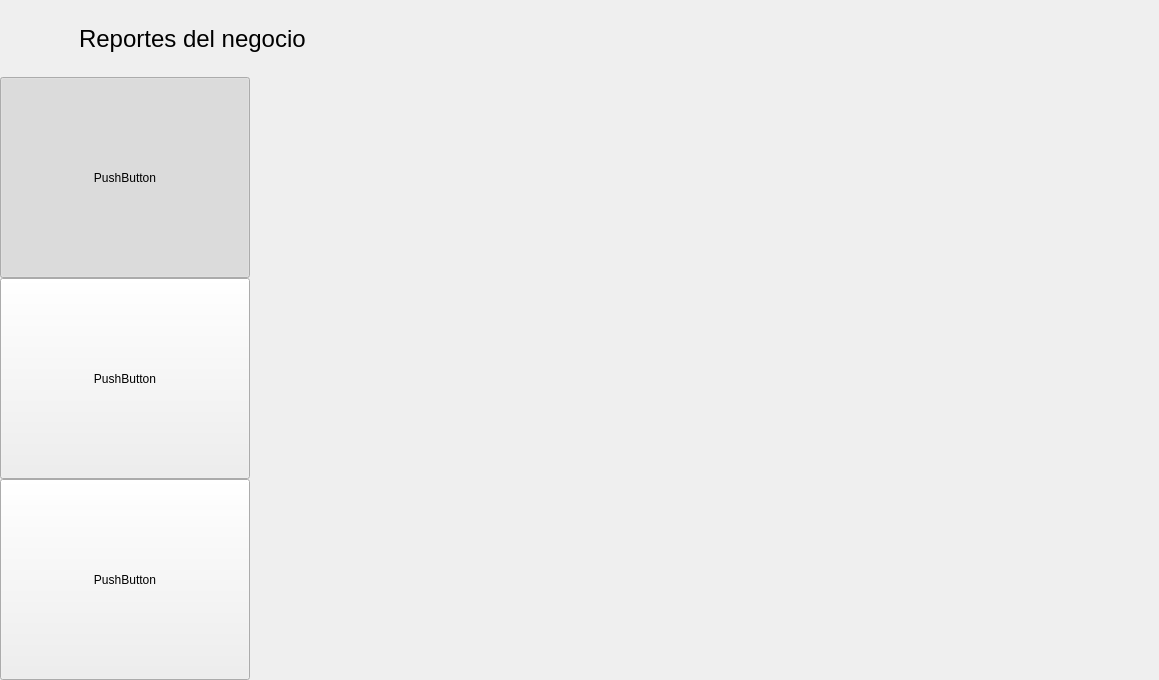
ivanperez-7/printpos, file ui/Ui_Reportes.ui: the form before one commit.
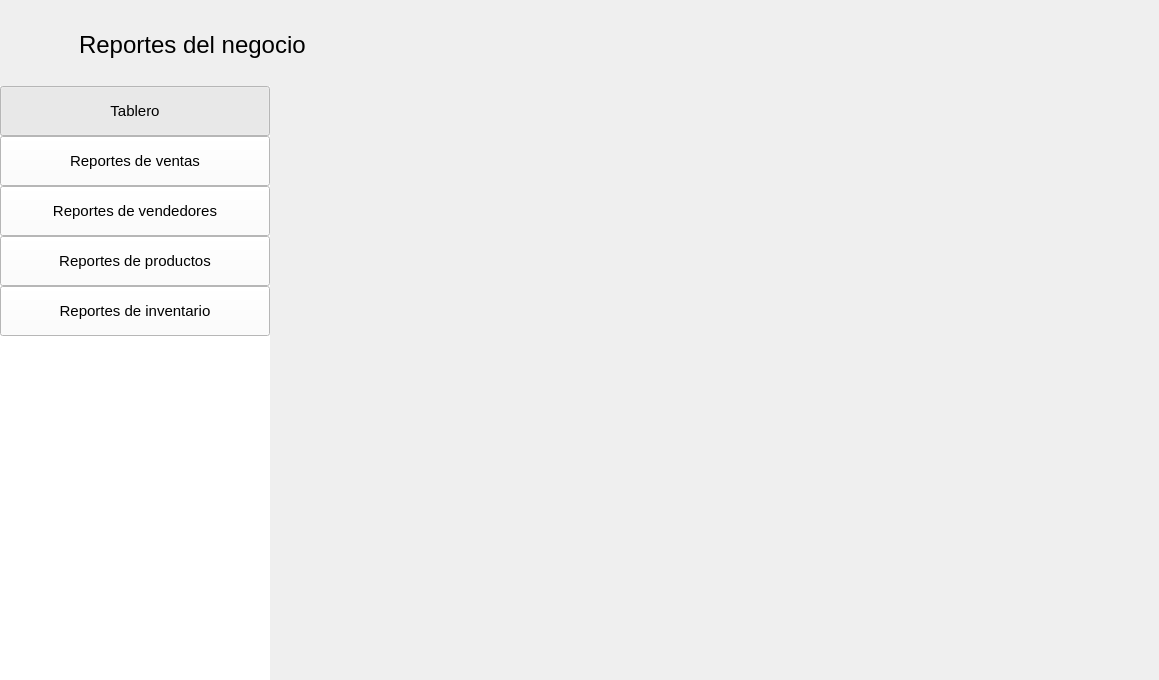
The form after the commit. Icons and pictures are not drawn.

Commit message: wip: módulo reportes

Diff of the .ui file:
```diff
--- a/ui/Ui_Reportes.ui
+++ b/ui/Ui_Reportes.ui
@@ -33,23 +33,236 @@
    <property name="styleSheet">
     <string notr="true"/>
    </property>
-   <layout class="QVBoxLayout" name="verticalLayout">
-    <property name="spacing">
-     <number>0</number>
-    </property>
+   <layout class="QGridLayout" name="gridLayout">
     <property name="leftMargin">
      <number>0</number>
     </property>
-    <property name="topMargin">
-     <number>0</number>
-    </property>
     <property name="rightMargin">
      <number>0</number>
     </property>
     <property name="bottomMargin">
      <number>0</number>
     </property>
-    <item alignment="Qt::AlignLeft">
+    <property name="horizontalSpacing">
+     <number>0</number>
+    </property>
+    <item row="1" column="0">
+     <widget class="QFrame" name="frame_4">
+      <property name="minimumSize">
+       <size>
+        <width>270</width>
+        <height>591</height>
+       </size>
+      </property>
+      <property name="styleSheet">
+       <string notr="true">background-color: rgb(255, 255, 255);</string>
+      </property>
+      <layout class="QVBoxLayout" name="verticalLayout">
+       <property name="spacing">
+        <number>0</number>
+       </property>
+       <property name="leftMargin">
+        <number>0</number>
+       </property>
+       <property name="topMargin">
+        <number>0</number>
+       </property>
+       <property name="rightMargin">
+        <number>0</number>
+       </property>
+       <property name="bottomMargin">
+        <number>0</number>
+       </property>
+       <item alignment="Qt::AlignTop">
+        <widget class="QFrame" name="frame_3">
+         <property name="styleSheet">
+          <string notr="true">QFrame { border: none; }</string>
+         </property>
+         <layout class="QVBoxLayout" name="verticalLayout_2">
+          <property name="spacing">
+           <number>0</number>
+          </property>
+          <property name="leftMargin">
+           <number>0</number>
+          </property>
+          <property name="topMargin">
+           <number>0</number>
+          </property>
+          <property name="rightMargin">
+           <number>0</number>
+          </property>
+          <property name="bottomMargin">
+           <number>0</number>
+          </property>
+          <item>
+           <widget class="QPushButton" name="btVentas">
+            <property name="sizePolicy">
+             <sizepolicy hsizetype="Minimum" vsizetype="Expanding">
+              <horstretch>0</horstretch>
+              <verstretch>0</verstretch>
+             </sizepolicy>
+            </property>
+            <property name="minimumSize">
+             <size>
+              <width>250</width>
+              <height>50</height>
+             </size>
+            </property>
+            <property name="font">
+             <font>
+              <pointsize>11</pointsize>
+             </font>
+            </property>
+            <property name="text">
+             <string>Tablero</string>
+            </property>
+            <property name="checkable">
+             <bool>true</bool>
+            </property>
+            <property name="checked">
+             <bool>true</bool>
+            </property>
+            <property name="autoExclusive">
+             <bool>true</bool>
+            </property>
+           </widget>
+          </item>
+          <item>
+           <widget class="QPushButton" name="pushButton_2">
+            <property name="sizePolicy">
+             <sizepolicy hsizetype="Minimum" vsizetype="Expanding">
+              <horstretch>0</horstretch>
+              <verstretch>0</verstretch>
+             </sizepolicy>
+            </property>
+            <property name="minimumSize">
+             <size>
+              <width>0</width>
+              <height>50</height>
+             </size>
+            </property>
+            <property name="font">
+             <font>
+              <pointsize>11</pointsize>
+             </font>
+            </property>
+            <property name="text">
+             <string>Reportes de ventas</string>
+            </property>
+            <property name="checkable">
+             <bool>true</bool>
+            </property>
+            <property name="autoExclusive">
+             <bool>true</bool>
+            </property>
+           </widget>
+          </item>
+          <item>
+           <widget class="QPushButton" name="pushButton_5">
+            <property name="sizePolicy">
+             <sizepolicy hsizetype="Minimum" vsizetype="Expanding">
+              <horstretch>0</horstretch>
+              <verstretch>0</verstretch>
+             </sizepolicy>
+            </property>
+            <property name="minimumSize">
+             <size>
+              <width>0</width>
+              <height>50</height>
+             </size>
+            </property>
+            <property name="font">
+             <font>
+              <pointsize>11</pointsize>
+             </font>
+            </property>
+            <property name="text">
+             <string>Reportes de vendedores</string>
+            </property>
+            <property name="checkable">
+             <bool>true</bool>
+            </property>
+            <property name="autoExclusive">
+             <bool>true</bool>
+            </property>
+           </widget>
+          </item>
+          <item>
+           <widget class="QPushButton" name="pushButton_3">
+            <property name="sizePolicy">
+             <sizepolicy hsizetype="Minimum" vsizetype="Expanding">
+              <horstretch>0</horstretch>
+              <verstretch>0</verstretch>
+             </sizepolicy>
+            </property>
+            <property name="minimumSize">
+             <size>
+              <width>0</width>
+              <height>50</height>
+             </size>
+            </property>
+            <property name="font">
+             <font>
+              <pointsize>11</pointsize>
+             </font>
+            </property>
+            <property name="text">
+             <string>Reportes de productos</string>
+            </property>
+            <property name="checkable">
+             <bool>true</bool>
+            </property>
+            <property name="autoExclusive">
+             <bool>true</bool>
+            </property>
+           </widget>
+          </item>
+          <item>
+           <widget class="QPushButton" name="pushButton_4">
+            <property name="sizePolicy">
+             <sizepolicy hsizetype="Minimum" vsizetype="Expanding">
+              <horstretch>0</horstretch>
+              <verstretch>0</verstretch>
+             </sizepolicy>
+            </property>
+            <property name="minimumSize">
+             <size>
+              <width>0</width>
+              <height>50</height>
+             </size>
+            </property>
+            <property name="font">
+             <font>
+              <pointsize>11</pointsize>
+             </font>
+            </property>
+            <property name="text">
+             <string>Reportes de inventario</string>
+            </property>
+            <property name="checkable">
+             <bool>true</bool>
+            </property>
+            <property name="autoExclusive">
+             <bool>true</bool>
+            </property>
+           </widget>
+          </item>
+         </layout>
+        </widget>
+       </item>
+      </layout>
+     </widget>
+    </item>
+    <item row="1" column="1">
+     <widget class="QStackedWidget" name="stackedWidget">
+      <property name="currentIndex">
+       <number>0</number>
+      </property>
+      <widget class="QWidget" name="page"/>
+      <widget class="QWidget" name="page_2"/>
+     </widget>
+    </item>
+    <item row="0" column="0" colspan="2" alignment="Qt::AlignLeft">
      <widget class="QFrame" name="frame">
       <property name="minimumSize">
        <size>
@@ -66,38 +279,49 @@
       <property name="frameShadow">
        <enum>QFrame::Raised</enum>
       </property>
-      <layout class="QHBoxLayout" name="horizontalLayout_2">
+      <layout class="QHBoxLayout" name="horizontalLayout">
        <property name="spacing">
         <number>20</number>
        </property>
        <property name="leftMargin">
-        <number>18</number>
+        <number>27</number>
        </property>
-       <property name="topMargin">
-        <number>18</number>
-       </property>
-       <property name="bottomMargin">
+       <property name="rightMargin">
         <number>18</number>
        </property>
        <item>
-        <widget class="QLabel" name="lbRegresar">
-         <property name="minimumSize">
-          <size>
-           <width>41</width>
-           <height>41</height>
-          </size>
-         </property>
+        <widget class="QPushButton" name="btRegresar">
          <property name="cursor">
           <cursorShape>PointingHandCursor</cursorShape>
          </property>
-         <property name="toolTip">
-          <string>Regresar al menú de inicio</string>
-         </property>
          <property name="styleSheet">
-          <string notr="true">image: url(:/img/resources/images/leftarrow.png);</string>
+          <string notr="true">QPushButton {
+        background-color: transparent;
+        border: none;
+        padding: 0px;
+    }
+    QPushButton:hover {
+        background-color: rgba(255, 255, 255, 0);
+    }
+    QPushButton:pressed {
+        background-color: rgba(255, 255, 255, 0);
+    }</string>
          </property>
          <property name="text">
-          <string/>
+          <string notr="true"/>
+         </property>
+         <property name="icon">
+          <iconset resource="../resources.qrc">
+           <normaloff>:/img/resources/images/leftarrow.png</normaloff>:/img/resources/images/leftarrow.png</iconset>
+         </property>
+         <property name="iconSize">
+          <size>
+           <width>40</width>
+           <height>40</height>
+          </size>
+         </property>
+         <property name="flat">
+          <bool>true</bool>
          </property>
         </widget>
        </item>
@@ -122,280 +346,6 @@
       </layout>
      </widget>
     </item>
-    <item>
-     <widget class="QFrame" name="frame_2">
-      <property name="styleSheet">
-       <string notr="true">QFrame { border: none; }</string>
-      </property>
-      <property name="frameShape">
-       <enum>QFrame::StyledPanel</enum>
-      </property>
-      <property name="frameShadow">
-       <enum>QFrame::Raised</enum>
-      </property>
-      <layout class="QHBoxLayout" name="horizontalLayout">
-       <property name="spacing">
-        <number>0</number>
-       </property>
-       <property name="leftMargin">
-        <number>0</number>
-       </property>
-       <property name="topMargin">
-        <number>0</number>
-       </property>
-       <property name="rightMargin">
-        <number>0</number>
-       </property>
-       <property name="bottomMargin">
-        <number>0</number>
-       </property>
-       <item alignment="Qt::AlignLeft">
-        <widget class="QFrame" name="frame_3">
-         <property name="styleSheet">
-          <string notr="true">QFrame { border: none; }</string>
-         </property>
-         <property name="frameShape">
-          <enum>QFrame::StyledPanel</enum>
-         </property>
-         <property name="frameShadow">
-          <enum>QFrame::Raised</enum>
-         </property>
-         <layout class="QVBoxLayout" name="verticalLayout_2">
-          <property name="spacing">
-           <number>0</number>
-          </property>
-          <property name="leftMargin">
-           <number>0</number>
-          </property>
-          <property name="topMargin">
-           <number>0</number>
-          </property>
-          <property name="rightMargin">
-           <number>0</number>
-          </property>
-          <property name="bottomMargin">
-           <number>0</number>
-          </property>
-          <item>
-           <widget class="QPushButton" name="btVentas">
-            <property name="sizePolicy">
-             <sizepolicy hsizetype="Minimum" vsizetype="Expanding">
-              <horstretch>0</horstretch>
-              <verstretch>0</verstretch>
-             </sizepolicy>
-            </property>
-            <property name="minimumSize">
-             <size>
-              <width>250</width>
-              <height>0</height>
-             </size>
-            </property>
-            <property name="text">
-             <string>PushButton</string>
-            </property>
-            <property name="checkable">
-             <bool>true</bool>
-            </property>
-            <property name="checked">
-             <bool>true</bool>
-            </property>
-            <property name="autoExclusive">
-             <bool>true</bool>
-            </property>
-           </widget>
-          </item>
-          <item>
-           <widget class="QPushButton" name="pushButton_2">
-            <property name="sizePolicy">
-             <sizepolicy hsizetype="Minimum" vsizetype="Expanding">
-              <horstretch>0</horstretch>
-              <verstretch>0</verstretch>
-             </sizepolicy>
-            </property>
-            <property name="text">
-             <string>PushButton</string>
-            </property>
-            <property name="checkable">
-             <bool>true</bool>
-            </property>
-            <property name="autoExclusive">
-             <bool>true</bool>
-            </property>
-           </widget>
-          </item>
-          <item>
-           <widget class="QPushButton" name="pushButton_3">
-            <property name="sizePolicy">
-             <sizepolicy hsizetype="Minimum" vsizetype="Expanding">
-              <horstretch>0</horstretch>
-              <verstretch>0</verstretch>
-             </sizepolicy>
-            </property>
-            <property name="text">
-             <string>PushButton</string>
-            </property>
-            <property name="checkable">
-             <bool>true</bool>
-            </property>
-            <property name="autoExclusive">
-             <bool>true</bool>
-            </property>
-           </widget>
-          </item>
-         </layout>
-        </widget>
-       </item>
-       <item>
-        <widget class="QFrame" name="frame_4">
-         <property name="sizePolicy">
-          <sizepolicy hsizetype="Expanding" vsizetype="Preferred">
-           <horstretch>0</horstretch>
-           <verstretch>0</verstretch>
-          </sizepolicy>
-         </property>
-         <property name="styleSheet">
-          <string notr="true">QFrame { border: none; }</string>
-         </property>
-         <property name="frameShape">
-          <enum>QFrame::StyledPanel</enum>
-         </property>
-         <property name="frameShadow">
-          <enum>QFrame::Raised</enum>
-         </property>
-         <layout class="QHBoxLayout" name="horizontalLayout_3">
-          <property name="spacing">
-           <number>0</number>
-          </property>
-          <property name="leftMargin">
-           <number>0</number>
-          </property>
-          <property name="topMargin">
-           <number>0</number>
-          </property>
-          <property name="rightMargin">
-           <number>0</number>
-          </property>
-          <property name="bottomMargin">
-           <number>0</number>
-          </property>
-          <item>
-           <widget class="QTabWidget" name="tabWidget">
-            <property name="styleSheet">
-             <string notr="true">QTabBar::tab {
-	width: 0;
-    height: 0; 
-	margin: 0;
-	padding: 0;
-	border: none;
-}
-
-QTabWidget { border: none; }</string>
-            </property>
-            <property name="usesScrollButtons">
-             <bool>false</bool>
-            </property>
-            <widget class="QWidget" name="tabVentas">
-             <property name="styleSheet">
-              <string notr="true">QFrame { border: none; }</string>
-             </property>
-             <attribute name="title">
-              <string>Tab 1</string>
-             </attribute>
-             <layout class="QHBoxLayout" name="horizontalLayout_4">
-              <property name="spacing">
-               <number>0</number>
-              </property>
-              <property name="leftMargin">
-               <number>0</number>
-              </property>
-              <property name="topMargin">
-               <number>0</number>
-              </property>
-              <property name="rightMargin">
-               <number>0</number>
-              </property>
-              <property name="bottomMargin">
-               <number>0</number>
-              </property>
-              <item>
-               <widget class="QScrollArea" name="scrollArea">
-                <property name="styleSheet">
-                 <string notr="true">QFrame { border: none; }</string>
-                </property>
-                <property name="widgetResizable">
-                 <bool>true</bool>
-                </property>
-                <widget class="QWidget" name="contents1">
-                 <property name="geometry">
-                  <rect>
-                   <x>0</x>
-                   <y>0</y>
-                   <width>907</width>
-                   <height>601</height>
-                  </rect>
-                 </property>
-                 <property name="styleSheet">
-                  <string notr="true"/>
-                 </property>
-                 <layout class="QHBoxLayout" name="horizontalLayout_6"/>
-                </widget>
-               </widget>
-              </item>
-             </layout>
-            </widget>
-            <widget class="QWidget" name="tab_2">
-             <property name="styleSheet">
-              <string notr="true">QFrame { border: none; }</string>
-             </property>
-             <attribute name="title">
-              <string>Tab 2</string>
-             </attribute>
-             <layout class="QHBoxLayout" name="horizontalLayout_5">
-              <property name="spacing">
-               <number>0</number>
-              </property>
-              <property name="leftMargin">
-               <number>0</number>
-              </property>
-              <property name="topMargin">
-               <number>0</number>
-              </property>
-              <property name="rightMargin">
-               <number>0</number>
-              </property>
-              <property name="bottomMargin">
-               <number>0</number>
-              </property>
-              <item>
-               <widget class="QScrollArea" name="scrollArea_2">
-                <property name="styleSheet">
-                 <string notr="true">QFrame { border: none; }</string>
-                </property>
-                <property name="widgetResizable">
-                 <bool>true</bool>
-                </property>
-                <widget class="QWidget" name="contents2">
-                 <property name="geometry">
-                  <rect>
-                   <x>0</x>
-                   <y>0</y>
-                   <width>907</width>
-                   <height>601</height>
-                  </rect>
-                 </property>
-                </widget>
-               </widget>
-              </item>
-             </layout>
-            </widget>
-           </widget>
-          </item>
-         </layout>
-        </widget>
-       </item>
-      </layout>
-     </widget>
-    </item>
    </layout>
   </widget>
  </widget>
```
The commit also changes 4 other files.
